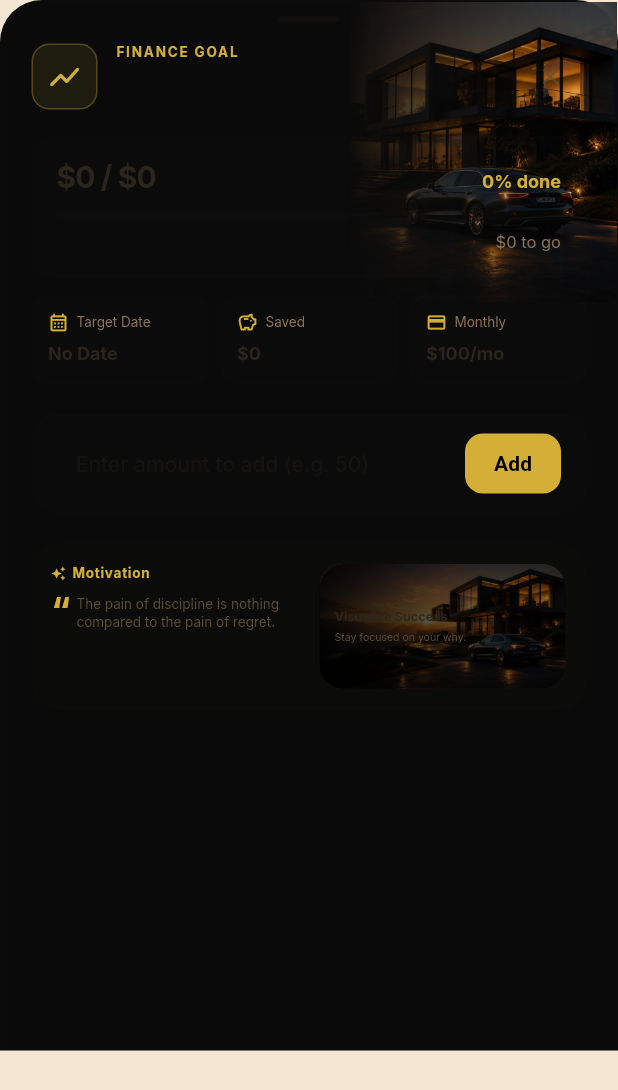
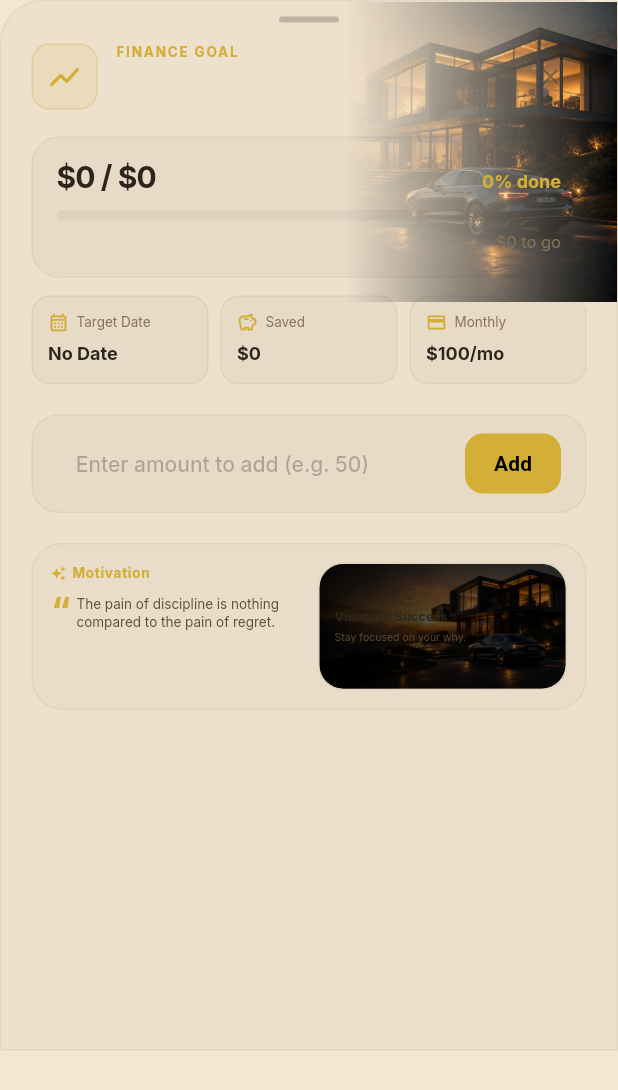
Before and after one commit to Syed-shan46/Getzio-focus, a Flutter app: the FinanceGoalSmartSheet widget shown alone on an empty page, opened directly with empty values, on a phone screen of 412 x 824 dp. Shown: the top 1090 px of the screen. Run offline on Flutter 3.47's test engine with Material 3 defaults, Android fonts, the phone set to English and light mode, and no system bars; our stand-ins replace confetti, dio, firebase_auth, firebase_core, firebase_messaging, flutter_local_notifications and 9 more; accounts and stored records are empty; network calls fail.

Commit message:
chore: make FinanceGoalSmartSheet theme-based

```diff
--- a/lib/features/vision_room/presentation/widgets/smart_object_sheets.dart
+++ b/lib/features/vision_room/presentation/widgets/smart_object_sheets.dart
@@ -743,7 +743,7 @@
     return Container(
       height: MediaQuery.of(context).size.height * 0.85,
       decoration: BoxDecoration(
-        color: const Color(0xFF0A0A0A),
+        color: context.colors.bg2,
         borderRadius: const BorderRadius.vertical(top: Radius.circular(28)),
         border: Border.all(color: context.colors.textPrimary.withValues(alpha: 0.05)),
       ),
```
